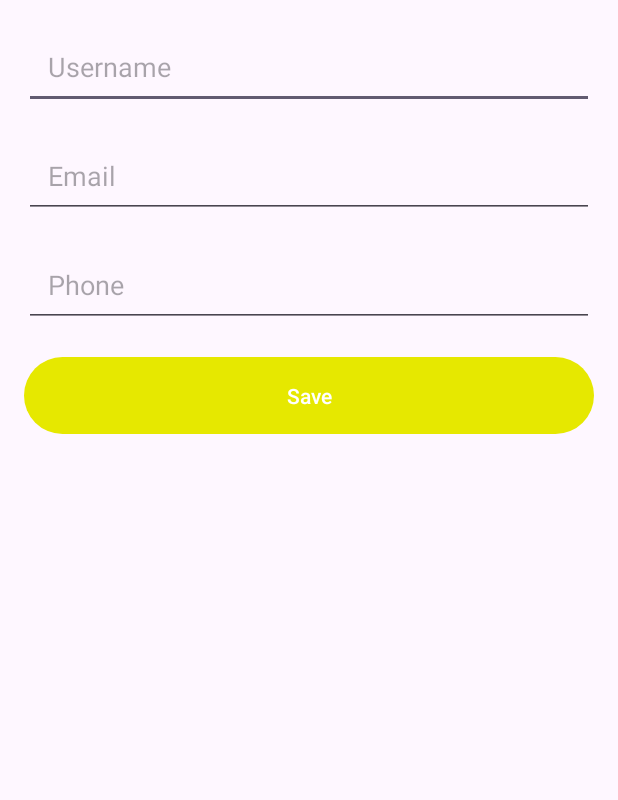
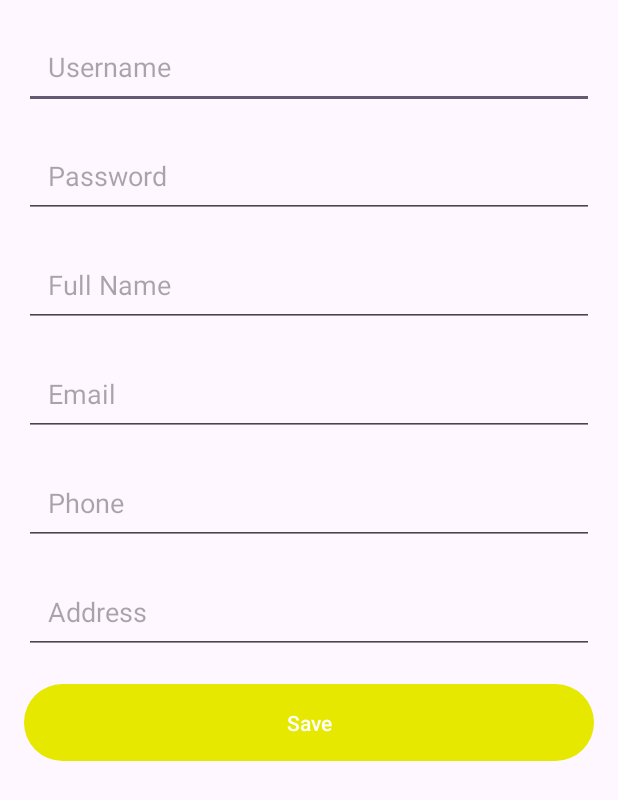
Before and after one commit to jakubJKS/QuickFinance, an Android app: the layout activity_customize_account.xml on its own in the app's theme, with its tools: preview values and no code run, on a phone screen of 412 x 824 dp. Shown: the top 800 px of the screen. Run offline under Robolectric (Android 15) with nearby library versions, the phone set to English and light mode, and no system bars.

Commit message:
update databázy, uchovávanie udajov o pouzivateloch

```diff
--- a/app/src/main/AndroidManifest.xml
+++ b/app/src/main/AndroidManifest.xml
@@ -14,7 +14,7 @@
         tools:targetApi="31">
         <activity
             android:name=".CustomizeAccountActivity"
-            android:exported="false" />
+            android:exported="true" />
         <activity
             android:name=".HomeActivity"
             android:exported="false" />
--- a/app/src/main/java/com/example/loginsignupsql/SignupActivity.kt
+++ b/app/src/main/java/com/example/loginsignupsql/SignupActivity.kt
@@ -93,4 +93,5 @@ class SignupActivity : AppCompatActivity() {
             Toast.makeText(this, "Signup Failed", Toast.LENGTH_SHORT).show()
         }
     }
+
 }
--- a/app/src/main/res/layout/activity_customize_account.xml
+++ b/app/src/main/res/layout/activity_customize_account.xml
@@ -16,6 +16,28 @@
         android:layout_marginBottom="16dp"
         android:inputType="textPersonName" />
 
+    <!-- Password EditText -->
+    <EditText
+        android:id="@+id/passwordEditText"
+        android:layout_width="match_parent"
+        android:layout_height="wrap_content"
+        android:hint="Password"
+        android:padding="16dp"
+        android:layout_below="@id/usernameEditText"
+        android:layout_marginBottom="16dp"
+        android:inputType="textPassword" />
+
+    <!-- Full Name EditText -->
+    <EditText
+        android:id="@+id/fullnameEditText"
+        android:layout_width="match_parent"
+        android:layout_height="wrap_content"
+        android:hint="Full Name"
+        android:padding="16dp"
+        android:layout_below="@id/passwordEditText"
+        android:layout_marginBottom="16dp"
+        android:inputType="textPersonName" />
+
     <!-- Email EditText -->
     <EditText
         android:id="@+id/emailEditText"
@@ -23,7 +45,7 @@
         android:layout_height="wrap_content"
         android:hint="Email"
         android:padding="16dp"
-        android:layout_below="@id/usernameEditText"
+        android:layout_below="@id/fullnameEditText"
         android:layout_marginBottom="16dp"
         android:inputType="textEmailAddress" />
 
@@ -38,12 +60,23 @@
         android:layout_marginBottom="16dp"
         android:inputType="phone" />
 
+    <!-- Address EditText -->
+    <EditText
+        android:id="@+id/addressEditText"
+        android:layout_width="match_parent"
+        android:layout_height="wrap_content"
+        android:hint="Address"
+        android:padding="16dp"
+        android:layout_below="@id/phoneEditText"
+        android:layout_marginBottom="16dp"
+        android:inputType="textPostalAddress" />
+
     <!-- Save Button -->
     <Button
         android:id="@+id/saveButton"
         android:layout_width="match_parent"
         android:layout_height="wrap_content"
         android:text="Save"
-        android:layout_below="@id/phoneEditText"
+        android:layout_below="@id/addressEditText"
         android:padding="16dp" />
 </RelativeLayout>
```
Also changed, not shown: app/src/main/java/com/example/loginsignupsql/CustomizeAccountActivity.kt (+62 -19 lines), app/src/main/java/com/example/loginsignupsql/DatabaseHelper.kt (+65 -4 lines), app/src/main/java/com/example/loginsignupsql/LoginActivity.kt (+12 -1 lines).
